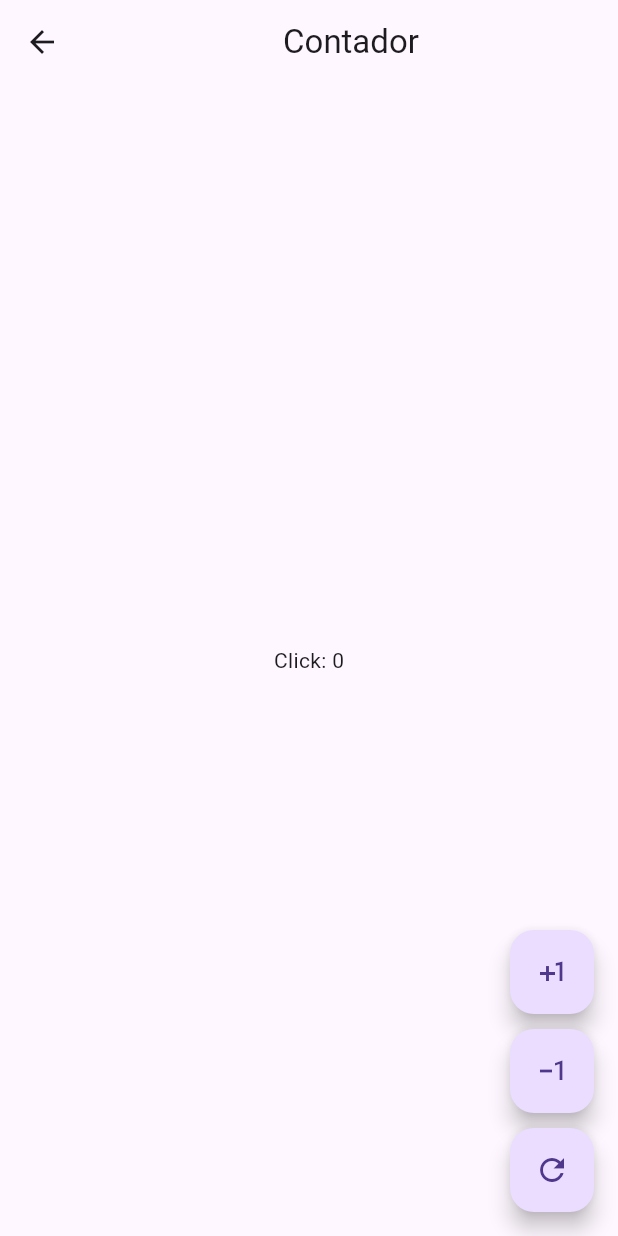
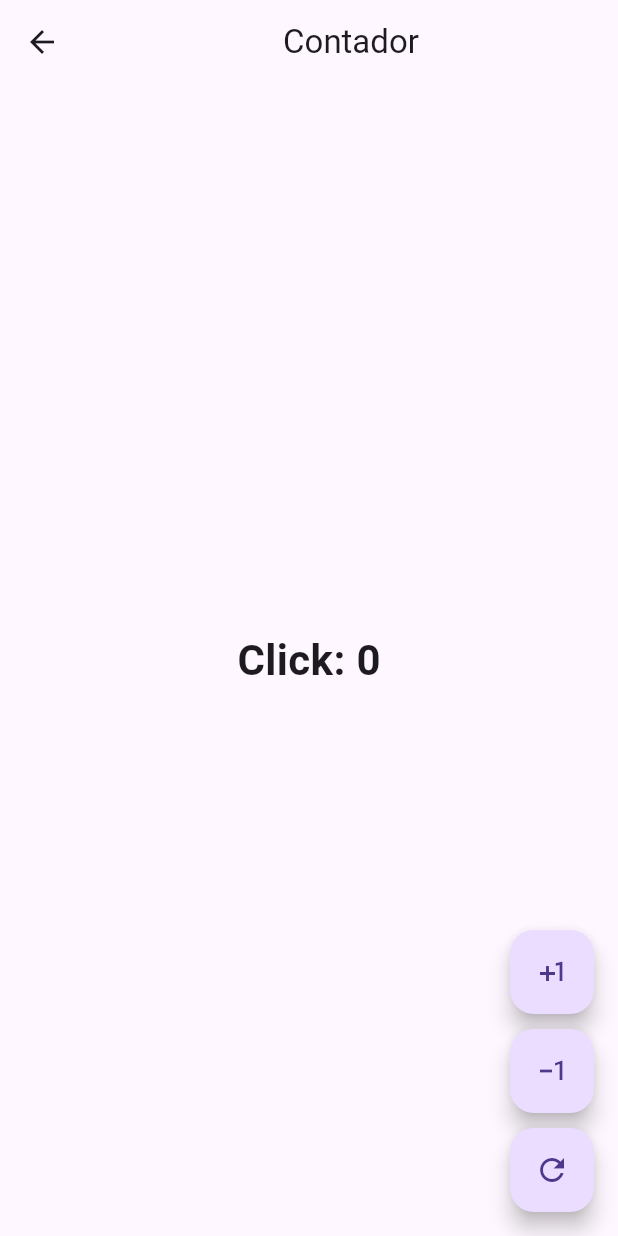
Before and after one commit to padredemellis/Apps-Flutter, a Flutter app: the ContadorView screen opened directly, on a phone screen of 412 x 824 dp. Run offline on Flutter 3.47's test engine with Material 3 defaults, Android fonts, the phone set to English and light mode, and no system bars; our stand-ins replace flutter_riverpod.

```diff
--- a/Contador_con_riverpod/aprendiendo_riverpod/lib/features/contador/view/contador_view.dart
+++ b/Contador_con_riverpod/aprendiendo_riverpod/lib/features/contador/view/contador_view.dart
@@ -2,27 +2,55 @@ import 'package:flutter/material.dart';
 import 'package:flutter_riverpod/flutter_riverpod.dart';
 import 'package:aprendiendo_riverpod/features/contador/view_models/contador_notifier.dart';
 
+/// Vista principal del contador.
+///
+/// Widget que muestra la interfaz del contador permitiendo al usuario
+/// incrementar, decrementar y reiniciar el valor. Utiliza [ConsumerWidget]
+/// para acceder al estado reactivo de Riverpod.
 class ContadorView extends ConsumerWidget {
+  /// Constructor const para [ContadorView].
   const ContadorView({super.key});
+
   @override
   Widget build(BuildContext context, WidgetRef ref) {
+    /// Observa el estado actual del contador mediante el provider.
     final provider = ref.watch(contadorProvider);
     return Scaffold(
-      appBar: AppBar(title:Center(child: Text("Contador"))),
-      body: Center(child: Text(provider.contadorClicks != 0 ? 'Clicks: ${provider.contadorClicks}' : 'Click: ${provider.contadorClicks}')),
+      appBar: AppBar(title: const Center(child: Text("Contador"))),
+      body: Center(
+        child: Text(
+          provider.contadorClicks != 0
+              ? 'Clicks: ${provider.contadorClicks}'
+              : 'Click: ${provider.contadorClicks}',
+          style: const TextStyle(fontSize: 28, fontWeight: FontWeight.bold),
+        ),
+      ),
+
+      /// Columna de botones de acción flotantes con las operaciones del contador.
       floatingActionButton: Column(
         mainAxisAlignment: MainAxisAlignment.end,
         children: [
-        FloatingActionButton(onPressed: () => ref.read(contadorProvider.notifier).incrementar(),
-        child: Icon(Icons.plus_one)),
-        const SizedBox(height: 10),
-        FloatingActionButton(onPressed: () => ref.read(contadorProvider.notifier).restar(),
-        child: Icon(Icons.exposure_minus_1_sharp)),
-        const SizedBox(height: 10),
-        FloatingActionButton(onPressed: () => ref.read(contadorProvider.notifier).refescar(),
-        child: Icon(Icons.refresh))
-        ]
-        ),
+          /// Botón para incrementar el contador.
+          FloatingActionButton(
+            onPressed: () => ref.read(contadorProvider.notifier).incrementar(),
+            child: const Icon(Icons.plus_one),
+          ),
+          const SizedBox(height: 10),
+
+          /// Botón para decrementar el contador.
+          FloatingActionButton(
+            onPressed: () => ref.read(contadorProvider.notifier).restar(),
+            child: const Icon(Icons.exposure_minus_1_sharp),
+          ),
+          const SizedBox(height: 10),
+
+          /// Botón para reiniciar el contador a 0.
+          FloatingActionButton(
+            onPressed: () => ref.read(contadorProvider.notifier).refescar(),
+            child: const Icon(Icons.refresh),
+          ),
+        ],
+      ),
     );
   }
 }
--- a/Contador_con_riverpod/aprendiendo_riverpod/lib/features/contador/view_models/contador_notifier.dart
+++ b/Contador_con_riverpod/aprendiendo_riverpod/lib/features/contador/view_models/contador_notifier.dart
@@ -1,25 +1,51 @@
 import 'package:aprendiendo_riverpod/features/contador/model/contador.dart';
 import 'package:flutter_riverpod/flutter_riverpod.dart';
-///ContadorNotifier hereda de Notifier<Contador> para poder emitir
-///en pantalla la logicas de contador
+
+/// Notifier que gestiona la lógica del contador utilizando Riverpod.
+///
+/// Esta clase extiende [Notifier<Contador>] permitiendo notificar cambios
+/// de estado a los widgets que escuchan el provider. Implementa las operaciones
+/// básicas: incrementar, decrementar y reiniciar el contador.
 class ContadorNotifier extends Notifier<Contador> {
+  /// Inicializa el estado del contador.
+  ///
+  /// Retorna:
+  /// - [Contador]: Una nueva instancia del contador iniciada en 0
   @override
   Contador build() {
     return Contador(0);
   }
 
+  /// Incrementa el valor del contador en 1.
+  ///
+  /// Emite un nuevo estado con el valor aumentado, notificando
+  /// a todos los widgets observadores del cambio.
   void incrementar() {
     state = Contador(state.contadorClicks + 1);
   }
 
+  /// Decrementa el valor del contador en 1.
+  ///
+  /// Solo decrementa si el valor actual es mayor que 0,
+  /// evitando que el contador sea negativo.
   void restar() {
-    if (state.contadorClicks > 0){
+    if (state.contadorClicks > 0) {
       state = Contador(state.contadorClicks - 1);
     }
   }
 
+  /// Reinicia el contador a 0.
+  ///
+  /// Emite un nuevo estado con el valor resetado.
   void refescar() {
     state = Contador(0);
   }
 }
-final contadorProvider = NotifierProvider<ContadorNotifier, Contador>(() => ContadorNotifier());
+
+/// Provider que instancia y gestiona el estado del contador.
+///
+/// Este provider permite a cualquier widget acceder y observar
+/// los cambios del contador a través del estado reactivo de Riverpod.
+final contadorProvider = NotifierProvider<ContadorNotifier, Contador>(
+  () => ContadorNotifier(),
+);
```
Also changed, not shown: Contador_con_riverpod/aprendiendo_riverpod/lib/features/contador/model/contador.dart (+17 -3 lines), Contador_con_riverpod/aprendiendo_riverpod/lib/features/juego_pelota/model/juego_estado.dart (+38 -6 lines), Contador_con_riverpod/aprendiendo_riverpod/lib/features/juego_pelota/view/juego_view.dart (+23 -0 lines), Contador_con_riverpod/aprendiendo_riverpod/lib/features/juego_pelota/view_models/juego_notifier.dart (+47 -1 lines), Contador_con_riverpod/aprendiendo_riverpod/lib/main.dart (+20 -1 lines), 3 other files.
